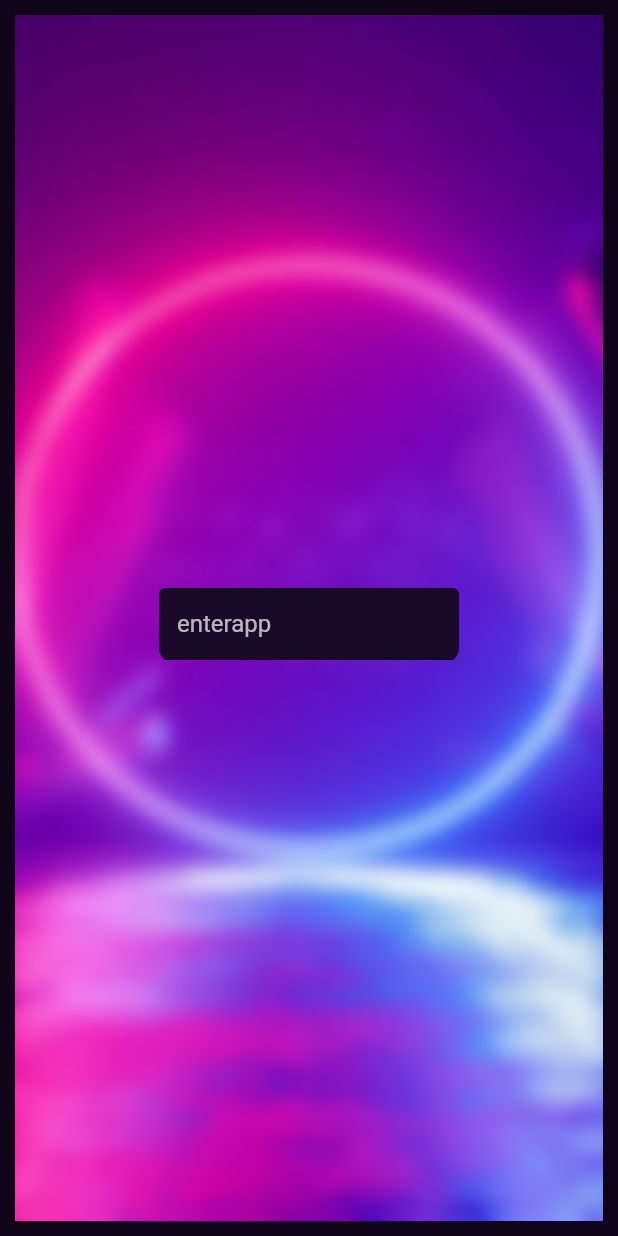
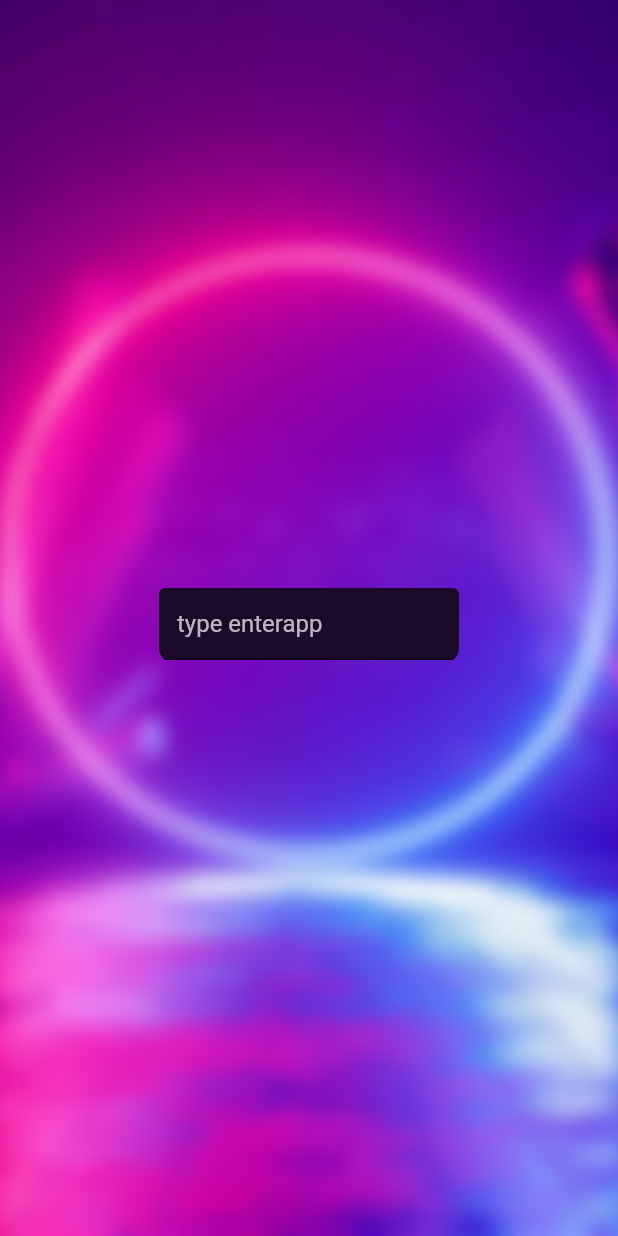
Before and after one commit to Atharv-Joshi/movieverse, a Flutter app: the screen it shows after launch, on a phone screen of 412 x 824 dp. Run offline on Flutter 3.47's test engine with Material 2 defaults, Android fonts, the phone set to English and light mode, and no system bars; our stand-ins replace bottom_navy_bar, dio, flutter_rating_bar, flutter_svg, flutter_typeahead, new_gradient_app_bar and 3 more; missing offline and left inert: flutter_initicon.

Commit message:
internet permissioms, auth screen changes

```diff
--- a/lib/screens/authentication.dart
+++ b/lib/screens/authentication.dart
@@ -1,7 +1,7 @@
 import 'package:flutter/material.dart';
 import 'package:movieverse/screens/dashboard.dart';
 import 'package:movieverse/utils/colors.dart';
-import 'package:movieverse/widgets/base_container.dart';
+
 
 class Authentication extends StatelessWidget {
   const Authentication({Key? key}) : super(key: key);
@@ -9,7 +9,9 @@ class Authentication extends StatelessWidget {
   @override
   Widget build(BuildContext context) {
     return Material(
-      child: BaseContainer(
+      child: Container(
+        height: MediaQuery.of(context).size.height,
+        width: MediaQuery.of(context).size.width,
         child: Stack(
           children: [
             Container(
@@ -43,7 +45,7 @@ class Authentication extends StatelessWidget {
                       decoration: InputDecoration(
                           fillColor: AppColors().purple6,
                           filled: true,
-                          hintText: 'enterapp',
+                          hintText: 'type enterapp',
                           hintStyle: TextStyle(
                             color: Colors.white70,
                           )),
```
Also changed, not shown: 1 other file.
